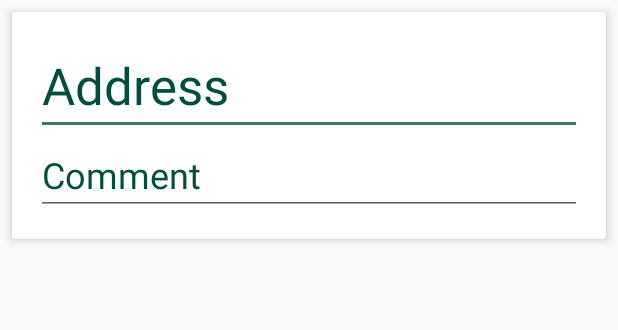
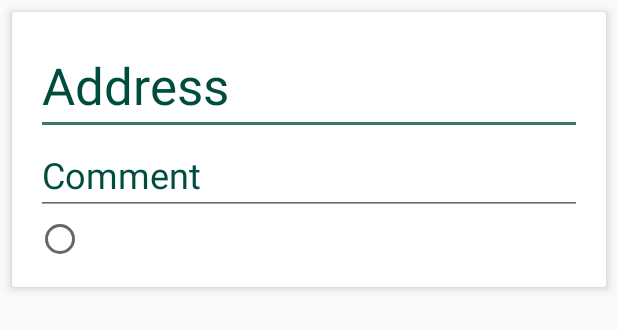
Before and after one commit to ThuyPhuongNguyen2612/OrderFood, an Android app: the layout order_address_comment.xml on its own in the app's theme, with its tools: preview values and no code run, on a phone screen of 412 x 824 dp. Shown: the top 330 px of the screen. Run offline under Robolectric (Android 15) with nearby library versions, the phone set to English and light mode, and no system bars; plain views replace MaterialEditText; Roboto replaces fonts that are not available here.

Commit message:
Push again

```diff
--- a/app/src/main/res/layout/order_address_comment.xml
+++ b/app/src/main/res/layout/order_address_comment.xml
@@ -45,6 +45,17 @@
                 app:met_primaryColor="@color/colorPrimary"
                 app:met_singleLineEllipsis="true"/>
 
+            <RadioGroup
+                android:layout_width="match_parent"
+                android:layout_height="wrap_content">
+
+                <RadioButton
+                    android:id="@+id/rdiShipToAddress"
+                    android:layout_width="match_parent"
+                    android:layout_height="wrap_content"/>
+
+            </RadioGroup>
+
         </LinearLayout>
 
 
```
